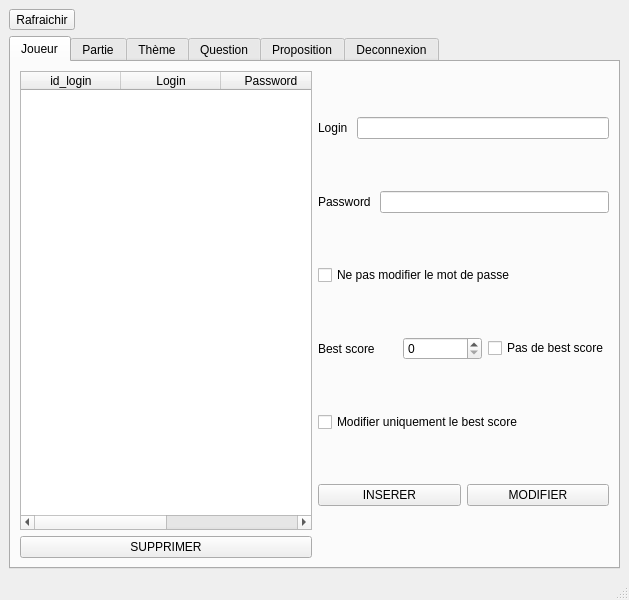
Qt form Projet-Burger-Quiz CPP/Interface_Qt/secondmainwindow.ui (Maelctn/Projet-Burger-Quiz) before a commit.
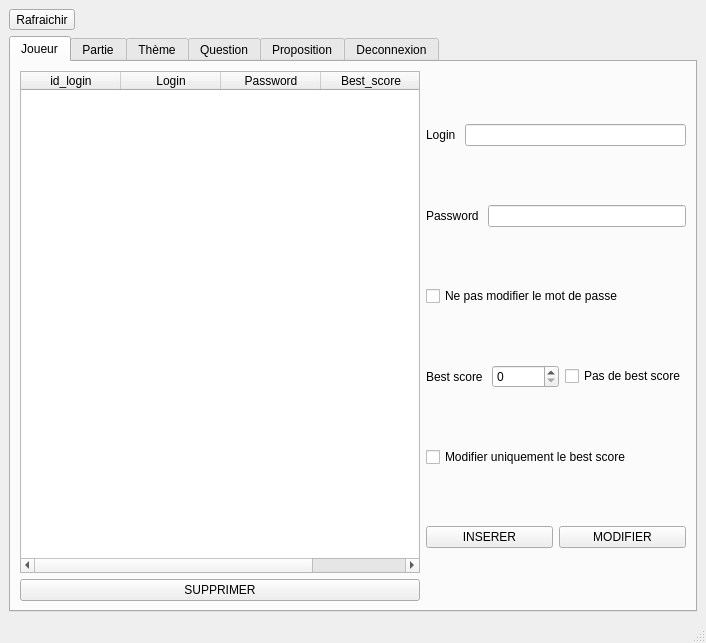
The same form after that commit.

The edit to the form file:
```diff
--- a/Projet-Burger-Quiz CPP/Interface_Qt/secondmainwindow.ui
+++ b/Projet-Burger-Quiz CPP/Interface_Qt/secondmainwindow.ui
@@ -21,8 +21,8 @@
   </property>
   <property name="maximumSize">
    <size>
-    <width>1200</width>
-    <height>800</height>
+    <width>2000</width>
+    <height>1600</height>
    </size>
   </property>
   <property name="windowTitle">
@@ -44,6 +44,12 @@
         <property name="enabled">
          <bool>true</bool>
         </property>
+        <property name="minimumSize">
+         <size>
+          <width>0</width>
+          <height>0</height>
+         </size>
+        </property>
         <property name="maximumSize">
          <size>
           <width>1200</width>
@@ -82,6 +88,12 @@
                   <verstretch>0</verstretch>
                  </sizepolicy>
                 </property>
+                <property name="minimumSize">
+                 <size>
+                  <width>400</width>
+                  <height>500</height>
+                 </size>
+                </property>
                 <property name="maximumSize">
                  <size>
                   <width>800</width>
```
Left out of the diff: 24 changed lines with no effect on the pictures.
